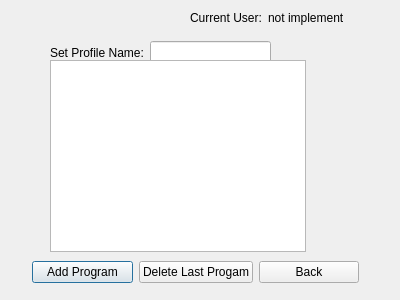
Qt form Project/DESM/createProfile.ui (Dragomegak/DESM-Personal) before a commit.
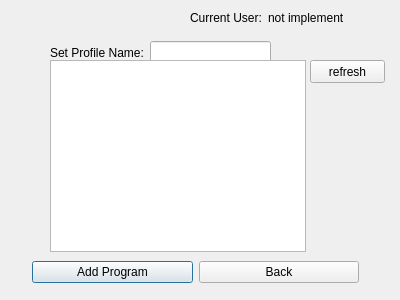
The same form after that commit.

Commit message: refresh button added to create profile, removed delete last prgram

The edit to the form file:
```diff
--- a/Project/DESM/createProfile.ui
+++ b/Project/DESM/createProfile.ui
@@ -30,13 +30,6 @@
       </property>
      </widget>
     </item>
-    <item>
-     <widget class="QPushButton" name="deleteProgram">
-      <property name="text">
-       <string>Delete Last Progam</string>
-      </property>
-     </widget>
-    </item>
     <item>
      <widget class="QPushButton" name="backButton">
       <property name="text">
@@ -104,6 +97,19 @@
     </rect>
    </property>
   </widget>
+  <widget class="QPushButton" name="refresh">
+   <property name="geometry">
+    <rect>
+     <x>310</x>
+     <y>60</y>
+     <width>75</width>
+     <height>23</height>
+    </rect>
+   </property>
+   <property name="text">
+    <string>refresh</string>
+   </property>
+  </widget>
  </widget>
  <resources/>
  <connections/>
```
The commit also changes 19 other files.
